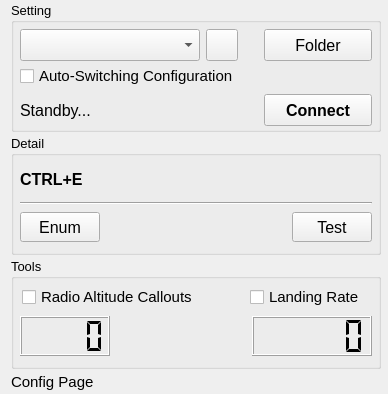
Above: Source/widget.ui from rowesir/MFS-Key2Airport before the change. Below: the same form after it.
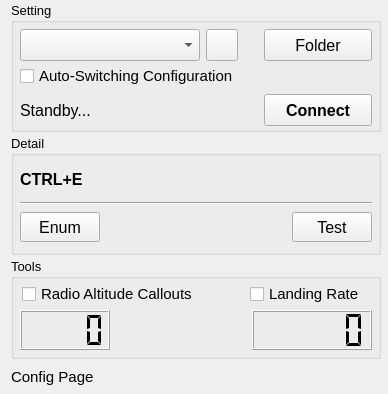
That is the form after the change. Icons and pictures are not drawn.

Patch:
```diff
--- a/Source/widget.ui
+++ b/Source/widget.ui
@@ -450,6 +450,18 @@
        </property>
       </spacer>
      </item>
+     <item>
+      <widget class="QLabel" name="labelVer">
+       <property name="font">
+        <font>
+         <pointsize>11</pointsize>
+        </font>
+       </property>
+       <property name="text">
+        <string/>
+       </property>
+      </widget>
+     </item>
     </layout>
    </item>
    <item row="0" column="0">
```
